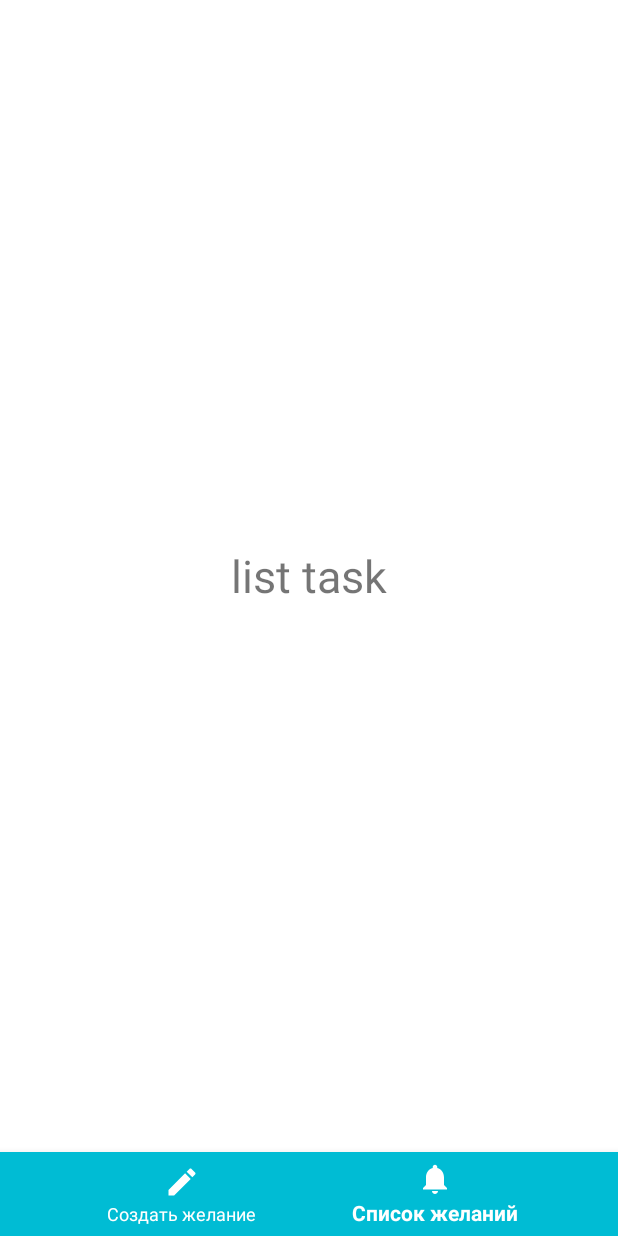
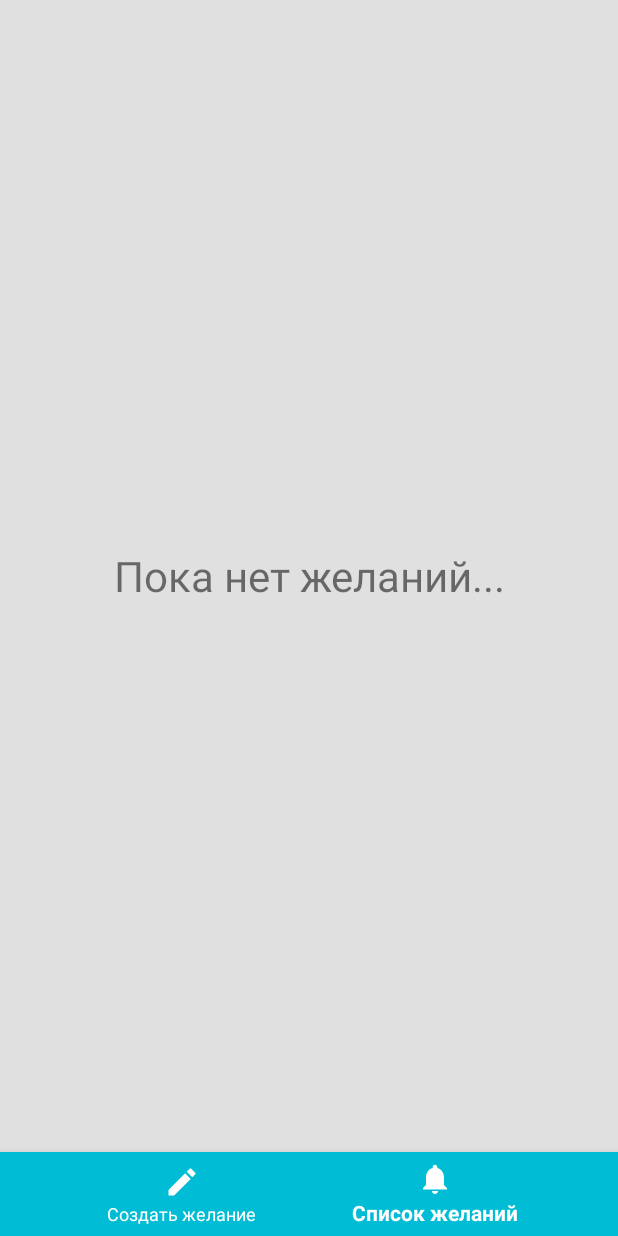
Before and after one commit to NikolayGst/MoneyBox, an Android app: the screen it shows after launch (MainActivity), item 2 of the bottom bar chosen, on a phone screen of 412 x 824 dp. Run offline under Robolectric (Android 15) with nearby library versions, the phone set to English and light mode, and no system bars; libraries missing offline, so code that uses them is left out: com.github.nitrico.lastadapter, jp.wasabeef.recyclerview; 2 statements that could not run were skipped.

Commit message:
add list viewer

```diff
--- a/app/src/main/java/niko/ru/kopilka/activity/fragment/ListTasksFragment.java
+++ b/app/src/main/java/niko/ru/kopilka/activity/fragment/ListTasksFragment.java
@@ -1,19 +1,44 @@
 package niko.ru.kopilka.activity.fragment;
 
 
+import android.content.DialogInterface;
+import android.content.Intent;
+import android.databinding.ViewDataBinding;
 import android.os.Bundle;
 import android.support.v4.app.Fragment;
+import android.support.v7.app.AlertDialog;
+import android.support.v7.app.AlertDialog.Builder;
+import android.support.v7.widget.LinearLayoutManager;
+import android.support.v7.widget.RecyclerView;
 import android.view.LayoutInflater;
 import android.view.View;
+import android.view.View.OnClickListener;
+import android.view.View.OnLongClickListener;
 import android.view.ViewGroup;
 
+import android.view.animation.TranslateAnimation;
+import android.widget.TextView;
+import com.github.nitrico.lastadapter.Holder;
+import com.github.nitrico.lastadapter.ItemType;
+import com.github.nitrico.lastadapter.LastAdapter;
+import java.util.List;
+import jp.wasabeef.recyclerview.animators.SlideInLeftAnimator;
+import niko.ru.kopilka.BR;
 import niko.ru.kopilka.R;
+import niko.ru.kopilka.activity.DetailAnctivity;
+import niko.ru.kopilka.databinding.ItemLayoutBinding;
+import niko.ru.kopilka.model.Task;
 
 /**
  * A simple {@link Fragment} subclass.
  */
 public class ListTasksFragment extends Fragment {
 
+
+  private RecyclerView recyclerTask;
+  private TextView empty;
+  private List<Task> tasks;
+  private LastAdapter lastAdapter;
 
   public ListTasksFragment() {
     // Required empty public constructor
@@ -24,7 +49,104 @@ public class ListTasksFragment extends Fragment {
   public View onCreateView(LayoutInflater inflater, ViewGroup container,
       Bundle savedInstanceState) {
     // Inflate the layout for this fragment
-    return inflater.inflate(R.layout.fragment_list_task, container, false);
+    View inflate = inflater.inflate(R.layout.fragment_list_task, container, false);
+
+    recyclerTask = (RecyclerView) inflate.findViewById(R.id.recyclerTask);
+    empty = (TextView) inflate.findViewById(R.id.empty);
+
+    recyclerTask.setLayoutManager(new LinearLayoutManager(getContext()));
+
+    return inflate;
+  }
+
+  @Override
+  public void onResume() {
+    super.onResume();
+    tasks = Task.listAll(Task.class);
+
+    if (tasks.size() != 0) {
+
+      recyclerTask.setVisibility(View.VISIBLE);
+      empty.setVisibility(View.INVISIBLE);
+
+      /*SlideInLeftAnimator slideInLeftAnimator = new SlideInLeftAnimator();
+      slideInLeftAnimator.setChangeDuration(1500);
+      slideInLeftAnimator.setMoveDuration(1500);
+      recyclerTask.setItemAnimator(slideInLeftAnimator);
+*/
+      /*   TranslateAnimation animation = new TranslateAnimation(-100, 0, 0, 0);
+         animation.setDuration(1000);
+         View
+         root.setAnimation(animation);
+         animation.start();*/
+      lastAdapter = new LastAdapter(tasks, BR.task)
+          .map(Task.class, new ItemType<ItemLayoutBinding>(R.layout.item_layout) {
+            @Override
+            public void onCreate(final Holder<ItemLayoutBinding> holder) {
+              super.onCreate(holder);
+           /*   TranslateAnimation animation = new TranslateAnimation(-100, 0, 0, 0);
+              animation.setDuration(1000);
+              View
+              root.setAnimation(animation);
+              animation.start();*/
+              View root = holder.getBinding().getRoot();
+
+              root.setOnClickListener(new OnClickListener() {
+                @Override
+                public void onClick(View v) {
+                  Task task = holder.getBinding().getTask();
+                  startDetailActivity(task);
+                }
+              });
+
+              root.setOnLongClickListener(new OnLongClickListener() {
+                @Override
+                public boolean onLongClick(View v) {
+                  Builder builder = new Builder(getContext());
+                  builder.setMessage("Вы хотите удалить выбранное желание?");
+                  builder.setPositiveButton("Да", new DialogInterface.OnClickListener() {
+                    @Override
+                    public void onClick(DialogInterface dialog, int which) {
+                      Task task = holder.getBinding().getTask();
+                      task.delete();
+
+                      int position = holder.getAdapterPosition();
+                      tasks.remove(position);
+                      lastAdapter.notifyItemRemoved(position);
+
+                      checkEmptyList();
+                    }
+                  });
+                  builder.setNegativeButton("Нет", null);
+                  AlertDialog dialog = builder.create();
+                  dialog.show();
+                  return true;
+                }
+              });
+            }
+          })
+          .into(recyclerTask);
+
+    } else {
+      recyclerTask.setVisibility(View.INVISIBLE);
+      empty.setVisibility(View.VISIBLE);
+    }
+  }
+
+  private void checkEmptyList() {
+    if (tasks.size() != 0) {
+      recyclerTask.setVisibility(View.VISIBLE);
+      empty.setVisibility(View.INVISIBLE);
+    } else {
+      recyclerTask.setVisibility(View.INVISIBLE);
+      empty.setVisibility(View.VISIBLE);
+    }
+  }
+
+  private void startDetailActivity(Task task) {
+    Intent intent = new Intent(getActivity(), DetailAnctivity.class);
+    intent.putExtra("id", task.getId());
+    startActivity(intent);
   }
 
 }
--- a/app/src/main/res/layout/activity_main.xml
+++ b/app/src/main/res/layout/activity_main.xml
@@ -3,7 +3,6 @@
   xmlns:app="http://schemas.android.com/apk/res-auto"
   xmlns:tools="http://schemas.android.com/tools"
   android:layout_width="match_parent"
-  android:background="@color/white"
   android:layout_height="match_parent"
   android:orientation="vertical"
   tools:context="niko.ru.kopilka.activity.MainActivity">
--- a/app/src/main/res/layout/fragment_create_task.xml
+++ b/app/src/main/res/layout/fragment_create_task.xml
@@ -2,6 +2,7 @@
   xmlns:tools="http://schemas.android.com/tools"
   android:layout_width="match_parent"
   android:orientation="vertical"
+  android:background="@color/white"
   android:layout_height="match_parent"
   tools:context="niko.ru.kopilka.activity.fragment.CreateTaskFragment">
 
--- a/app/src/main/res/layout/fragment_list_task.xml
+++ b/app/src/main/res/layout/fragment_list_task.xml
@@ -2,14 +2,22 @@
   xmlns:tools="http://schemas.android.com/tools"
   android:layout_width="match_parent"
   android:layout_height="match_parent"
+  android:background="@color/gray"
   tools:context="niko.ru.kopilka.activity.fragment.ListTasksFragment">
 
   <!-- TODO: Update blank fragment layout -->
+  <android.support.v7.widget.RecyclerView
+    android:id="@+id/recyclerTask"
+    android:layout_width="match_parent"
+    android:layout_height="match_parent"/>
+
   <TextView
-    android:textSize="30sp"
+    android:id="@+id/empty"
+
     android:layout_width="match_parent"
-    android:layout_height="match_parent"
+    android:text="Пока нет желаний..."
+    android:textSize="28sp"
     android:gravity="center"
-    android:text="list task" />
+    android:layout_height="match_parent" />
 
 </FrameLayout>
--- a/app/src/main/res/values/colors.xml
+++ b/app/src/main/res/values/colors.xml
@@ -5,6 +5,7 @@
   <color name="colorAccent">#00BCD4</color>
   <color name="white">#FFFFFF</color>
   <color name="red">#ff345b</color>
-    <color name="green">#2bca68</color>
+  <color name="green">#2bca68</color>
   <color name="black">#000000</color>
+  <color name="gray">#e0e0e0</color>
 </resources>
```
Also changed, not shown: app/build.gradle (+7 -5 lines), app/src/main/AndroidManifest.xml (+13 -2 lines), app/src/main/java/niko/ru/kopilka/activity/DetailAnctivity.java (+26 -9 lines), app/src/main/java/niko/ru/kopilka/activity/fragment/CreateTaskFragment.java (+7 -1 lines), app/src/main/java/niko/ru/kopilka/model/Task.java (added, +28 -0 lines), app/src/main/java/niko/ru/kopilka/view/MoneyBoxView.java (+15 -13 lines), app/src/main/res/layout/item_layout.xml (added, +95 -0 lines), app/src/main/res/values/strings.xml (+1 -8 lines), app/src/main/res/mipmap-hdpi/ic_launcher.png, app/src/main/res/mipmap-mdpi/ic_launcher.png, app/src/main/res/mipmap-xhdpi/ic_launcher.png, app/src/main/res/mipmap-xxhdpi/ic_launcher.png, app/src/main/res/mipmap-xxxhdpi/ic_launcher.png.
